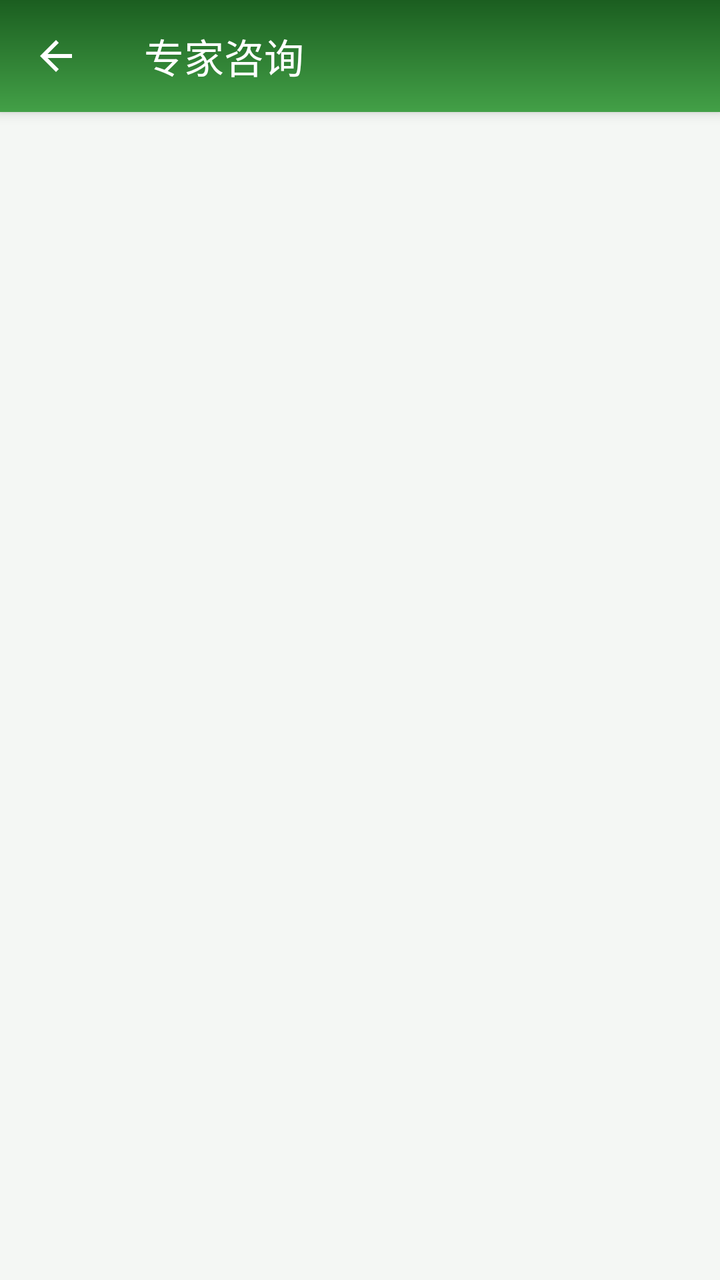
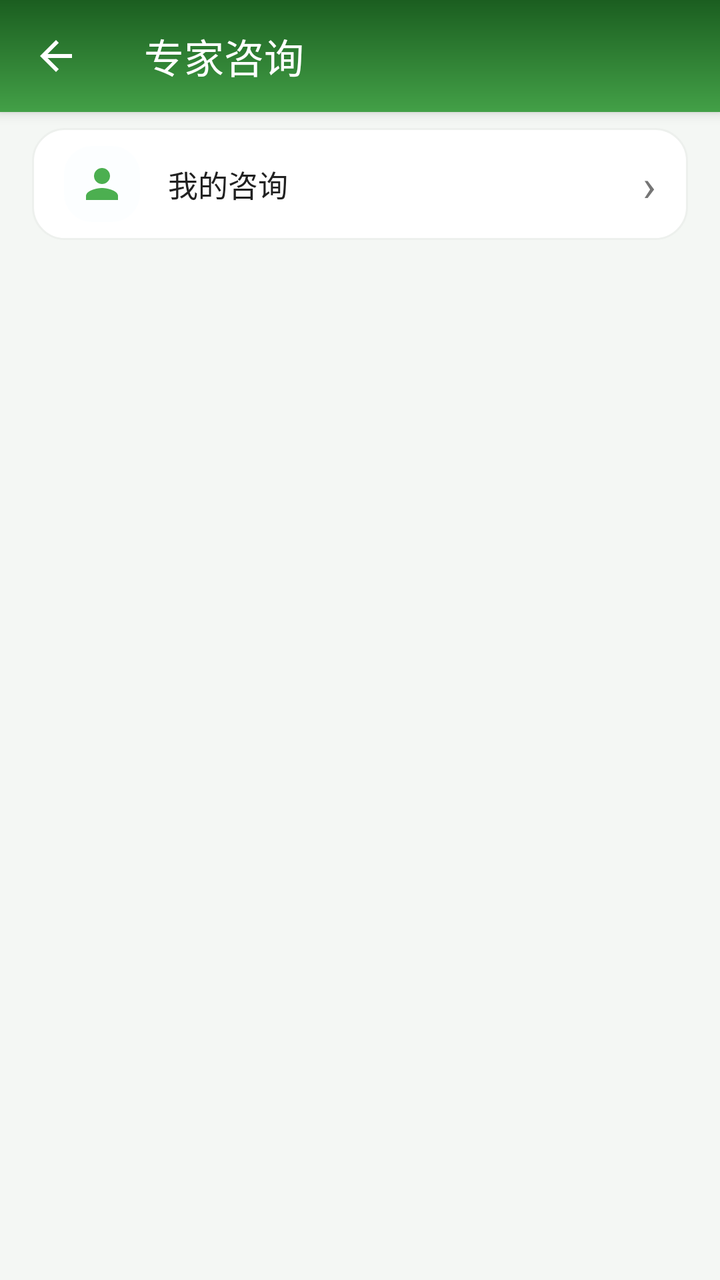

An Android layout rendered at two revisions. The XML below is the earlier revision; the diff shows what the commit changed to produce the second picture.
<!-- AndroidManifest.xml: activity theme Theme.SmartGreenhouse -->
<!-- res/layout/activity_expert_list.xml -->
<?xml version="1.0" encoding="utf-8"?>
<LinearLayout xmlns:android="http://schemas.android.com/apk/res/android"
    xmlns:app="http://schemas.android.com/apk/res-auto"
    android:layout_width="match_parent"
    android:layout_height="match_parent"
    android:orientation="vertical"
    android:background="@color/bg_page">

    <com.google.android.material.appbar.MaterialToolbar
        android:id="@+id/toolbar"
        android:layout_width="match_parent"
        android:layout_height="?attr/actionBarSize"
        android:background="@drawable/bg_header_gradient"
        android:elevation="4dp"
        android:theme="@style/ThemeOverlay.MaterialComponents.Dark.ActionBar"
        app:navigationIcon="?attr/homeAsUpIndicator"
        app:title="专家咨询"
        app:titleTextColor="@android:color/white" />

    <FrameLayout
        android:layout_width="match_parent"
        android:layout_height="match_parent">

        <androidx.recyclerview.widget.RecyclerView
            android:id="@+id/rv_experts"
            android:layout_width="match_parent"
            android:layout_height="match_parent"
            android:padding="12dp"
            android:clipToPadding="false" />

        <ProgressBar
            android:id="@+id/progress_bar"
            android:layout_width="wrap_content"
            android:layout_height="wrap_content"
            android:layout_gravity="center"
            android:visibility="gone" />
    </FrameLayout>
</LinearLayout>
<!-- resources referenced by this layout -->
<resources>
  <color name="bg_page">#FFF4F7F4</color>
  <!-- drawable bg_header_gradient (drawable) -->
  <?xml version="1.0" encoding="utf-8"?>
  <shape xmlns:android="http://schemas.android.com/apk/res/android">
      <gradient
          android:startColor="#FF1B5E20"
          android:endColor="#FF43A047"
          android:angle="270" />
  </shape>
  <style name="Theme.SmartGreenhouse" parent="Theme.MaterialComponents.Light.NoActionBar.Bridge">
          <item name="colorPrimary">@color/primary</item>
          <item name="colorPrimaryDark">@color/primary_dark</item>
          <item name="colorAccent">@color/accent</item>
          <item name="android:statusBarColor">@color/primary_dark</item>
          <item name="android:navigationBarColor">@color/surface</item>
          <item name="android:windowBackground">@color/background</item>
      </style>
  <color name="primary">#FF4CAF50</color>
  <color name="primary_dark">#FF388E3C</color>
  <color name="accent">#FF00BCD4</color>
  <color name="surface">#FFFFFFFF</color>
  <color name="background">#FFF5F5F5</color>
</resources>

<!-- the commit's change to res/layout/activity_expert_list.xml (unified diff, before → after) -->
@@ -16,6 +16,61 @@
         app:navigationIcon="?attr/homeAsUpIndicator"
         app:title="专家咨询"
         app:titleTextColor="@android:color/white" />
+
+    
+    <LinearLayout
+        android:id="@+id/btn_my_conversations"
+        android:layout_width="match_parent"
+        android:layout_height="56dp"
+        android:layout_marginHorizontal="16dp"
+        android:layout_marginTop="8dp"
+        android:background="@drawable/bg_menu_item"
+        android:gravity="center_vertical"
+        android:orientation="horizontal"
+        android:paddingHorizontal="16dp"
+        android:clickable="true"
+        android:focusable="true"
+        android:foreground="?attr/selectableItemBackground">
+
+        <ImageView
+            android:layout_width="38dp"
+            android:layout_height="38dp"
+            android:padding="7dp"
+            android:background="@drawable/bg_icon_chip_blue"
+            android:src="@drawable/ic_expert"
+            android:contentDescription="我的咨询" />
+
+        <TextView
+            android:layout_width="0dp"
+            android:layout_height="wrap_content"
+            android:layout_weight="1"
+            android:layout_marginStart="14dp"
+            android:text="我的咨询"
+            android:textColor="@color/on_surface"
+            android:textSize="15sp" />
+
+        <TextView
+            android:id="@+id/tv_unread_badge"
+            android:layout_width="wrap_content"
+            android:layout_height="wrap_content"
+            android:minWidth="18dp"
+            android:minHeight="18dp"
+            android:gravity="center"
+            android:paddingHorizontal="5dp"
+            android:background="@drawable/bg_unread_dot"
+            android:textColor="@android:color/white"
+            android:textSize="11sp"
+            android:textStyle="bold"
+            android:visibility="gone" />
+
+        <TextView
+            android:layout_width="wrap_content"
+            android:layout_height="wrap_content"
+            android:layout_marginStart="8dp"
+            android:text="›"
+            android:textColor="@color/text_secondary"
+            android:textSize="22sp" />
+    </LinearLayout>
 
     <FrameLayout
         android:layout_width="match_parent"
<!-- resource entries referenced after the edit -->
@@ -1,6 +1,8 @@
 <!-- resources referenced by this layout -->
 <resources>
   <color name="bg_page">#FFF4F7F4</color>
+  <color name="on_surface">#FF212121</color>
+  <color name="text_secondary">#FF757575</color>
   <!-- drawable bg_header_gradient (drawable) -->
   <?xml version="1.0" encoding="utf-8"?>
   <shape xmlns:android="http://schemas.android.com/apk/res/android">
@@ -9,6 +11,36 @@
           android:endColor="#FF43A047"
           android:angle="270" />
   </shape>
+  <!-- drawable bg_icon_chip_blue (drawable) -->
+  <?xml version="1.0" encoding="utf-8"?>
+  <shape xmlns:android="http://schemas.android.com/apk/res/android">
+      <solid android:color="#1DE3F2FD" />
+      <corners android:radius="14dp" />
+  </shape>
+  <!-- drawable bg_menu_item (drawable) -->
+  <?xml version="1.0" encoding="utf-8"?>
+  <shape xmlns:android="http://schemas.android.com/apk/res/android">
+      <solid android:color="#FFFFFFFF" />
+      <corners android:radius="16dp" />
+      <stroke android:width="1dp" android:color="#FFEDF0ED" />
+  </shape>
+  <!-- drawable bg_unread_dot (drawable) -->
+  <?xml version="1.0" encoding="utf-8"?>
+  <shape xmlns:android="http://schemas.android.com/apk/res/android"
+      android:shape="oval">
+      <solid android:color="@color/level_danger" />
+  </shape>
+  <!-- drawable ic_expert (drawable) -->
+  <?xml version="1.0" encoding="utf-8"?>
+  <vector xmlns:android="http://schemas.android.com/apk/res/android"
+      android:width="24dp"
+      android:height="24dp"
+      android:viewportWidth="24"
+      android:viewportHeight="24">
+      <path
+          android:fillColor="#4CAF50"
+          android:pathData="M12,12c2.21,0 4,-1.79 4,-4s-1.79,-4 -4,-4 -4,1.79 -4,4 1.79,4 4,4zM12,14c-2.67,0 -8,1.34 -8,4v2h16v-2c0,-2.66 -5.33,-4 -8,-4z" />
+  </vector>
   <style name="Theme.SmartGreenhouse" parent="Theme.MaterialComponents.Light.NoActionBar.Bridge">
           <item name="colorPrimary">@color/primary</item>
           <item name="colorPrimaryDark">@color/primary_dark</item>
@@ -17,6 +49,7 @@
           <item name="android:navigationBarColor">@color/surface</item>
           <item name="android:windowBackground">@color/background</item>
       </style>
+  <color name="level_danger">#FFF44336</color>
   <color name="primary">#FF4CAF50</color>
   <color name="primary_dark">#FF388E3C</color>
   <color name="accent">#FF00BCD4</color>
